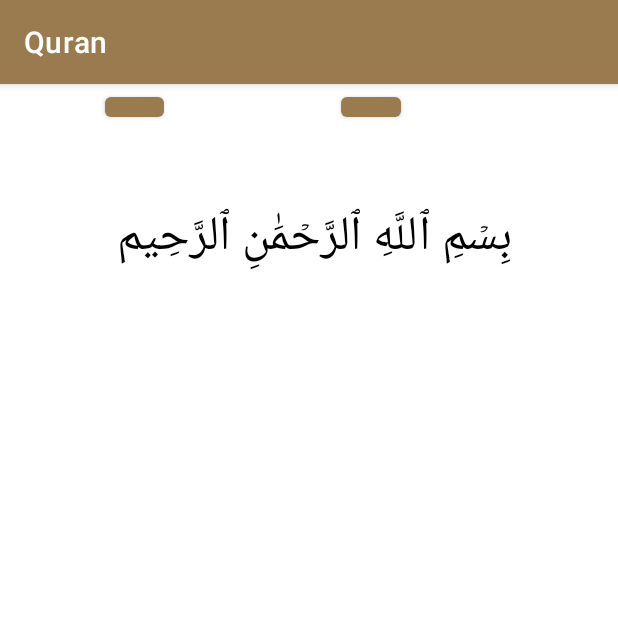
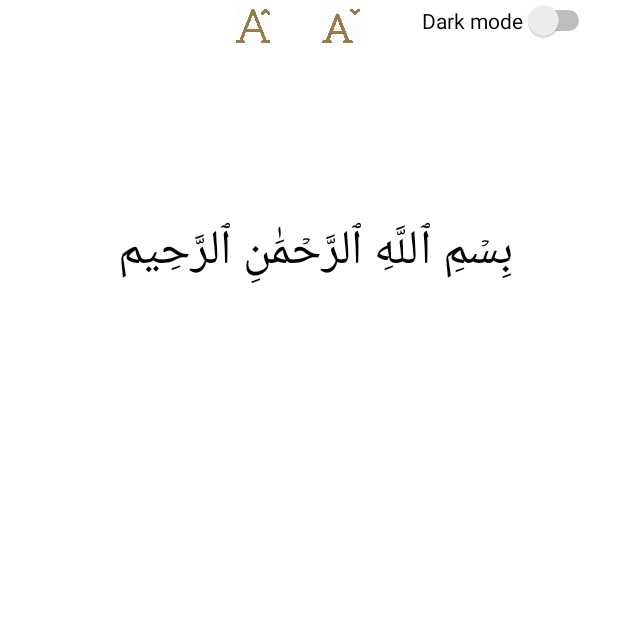
Before and after one commit to FerasMD/499, an Android app: the dis screen opened directly, with no data from a screen before it, on a phone screen of 412 x 824 dp, the top half of it. Run offline under Robolectric (Android 15) with nearby library versions, the light colour scheme and no system bars; 6 statements that could not run were skipped.

Commit message:
Updated the display page

```diff
--- a/Quran/app/src/main/java/kau/edu/quran/MainActivity.java
+++ b/Quran/app/src/main/java/kau/edu/quran/MainActivity.java
@@ -278,7 +278,7 @@ listView.setOnItemClickListener(new AdapterView.OnItemClickListener() {
                 Element eElement = (Element) node;
 
                 if (eElement.getElementsByTagName("sora_name_en").item(0).getTextContent().equalsIgnoreCase(names.get(i))) {
-sname=names.get(i);
+sname=(eElement.getElementsByTagName("sora_name_ar").item(0).getTextContent());
                     System.out.println( eElement.getElementsByTagName("aya_text").item(0).getTextContent());
                     ayas.add(eElement.getElementsByTagName("aya_text").item(0).getTextContent()+" ");
                   //  aya+=eElement.getElementsByTagName("aya_text").item(0).getTextContent()+" ";
--- a/Quran/app/src/main/java/kau/edu/quran/dis.java
+++ b/Quran/app/src/main/java/kau/edu/quran/dis.java
@@ -1,11 +1,13 @@
 package kau.edu.quran;
 
 import androidx.annotation.NonNull;
+import androidx.appcompat.app.ActionBar;
 import androidx.appcompat.app.AppCompatActivity;
 
 import android.annotation.SuppressLint;
 import android.content.Intent;
 import android.graphics.Color;
+import android.graphics.drawable.Drawable;
 import android.os.Bundle;
 import android.text.SpannableString;
 import android.text.Spanned;
@@ -15,6 +17,8 @@ import android.text.style.ClickableSpan;
 import android.util.TypedValue;
 import android.view.View;
 import android.widget.Button;
+import android.widget.CompoundButton;
+import android.widget.Switch;
 import android.widget.TextView;
 import android.widget.Toast;
 
@@ -26,8 +30,24 @@ public class dis extends AppCompatActivity {
     protected void onCreate(Bundle savedInstanceState) {
         super.onCreate(savedInstanceState);
         setContentView(R.layout.activity_dis);
+     //   ActionBar actionBar=(ActionBar)findViewById()
+        View view=(View)findViewById(R.id.myV);
+Drawable drawable=view.getBackground();
+        Switch aSwitch=(Switch) findViewById(R.id.switch1);
+        aSwitch.setOnCheckedChangeListener(new CompoundButton.OnCheckedChangeListener() {
+            @Override
+            public void onCheckedChanged(CompoundButton compoundButton, boolean b) {
+                if (b==true){
+                    view.setBackgroundColor(R.color.black);
+                }else{
+                    view.setBackground(drawable);
+                }
+            }
+        });
         ArrayList<String> aya= (ArrayList<String>) getIntent().getSerializableExtra("aya");
 String sname=getIntent().getStringExtra("sname");
+     ActionBar actionBar=   getSupportActionBar();
+     actionBar.hide();
         TextView textView1=(TextView)findViewById(R.id.textView6);
         textView1.setText(sname);
         String ve="";
--- a/Quran/app/src/main/res/layout/activity_dis.xml
+++ b/Quran/app/src/main/res/layout/activity_dis.xml
@@ -4,59 +4,69 @@
     xmlns:tools="http://schemas.android.com/tools"
     android:layout_width="match_parent"
     android:layout_height="match_parent"
-
+android:id="@+id/myV"
     tools:context=".dis">
 
     <TextView
         android:id="@+id/textView"
         android:layout_width="338dp"
-        android:layout_height="451dp"
-        android:layout_marginTop="76dp"
+        android:layout_height="541dp"
         android:scrollbars="vertical"
 
         android:textAlignment="center"
         android:textColor="@color/black"
         android:textSize="32sp"
+        app:layout_constraintBottom_toBottomOf="parent"
         app:layout_constraintEnd_toEndOf="parent"
-        app:layout_constraintHorizontal_bias="0.493"
         app:layout_constraintStart_toStartOf="parent"
         app:layout_constraintTop_toTopOf="parent" />
 
     <Button
         android:id="@+id/button"
-        android:layout_width="40dp"
+        android:layout_width="28dp"
         android:layout_height="25dp"
-        android:layout_marginStart="51dp"
-        android:layout_marginEnd="130dp"
-        android:layout_marginBottom="48dp"
+        android:layout_marginStart="8dp"
+        android:layout_marginEnd="156dp"
+        android:layout_marginBottom="14dp"
+        android:background="@drawable/de"
         android:text="-"
-        app:layout_constraintBottom_toTopOf="@+id/textView"
+        app:layout_constraintBottom_toTopOf="@+id/textView6"
         app:layout_constraintEnd_toEndOf="parent"
+        app:layout_constraintHorizontal_bias="0.628"
         app:layout_constraintStart_toEndOf="@+id/button2" />
 
     <Button
         android:id="@+id/button2"
-        android:layout_width="39dp"
+        android:layout_width="25dp"
         android:layout_height="25dp"
-        android:layout_marginStart="55dp"
-        android:layout_marginEnd="51dp"
-        android:layout_marginBottom="48dp"
-        android:text="+"
-        app:layout_constraintBottom_toTopOf="@+id/textView"
-        app:layout_constraintEnd_toStartOf="@+id/button"
+        android:layout_marginStart="156dp"
+        android:layout_marginBottom="14dp"
+        android:background="@drawable/in"
+        android:text=""
+        app:layout_constraintBottom_toTopOf="@+id/textView6"
         app:layout_constraintStart_toStartOf="parent" />
 
     <TextView
         android:id="@+id/textView6"
         android:layout_width="176dp"
         android:layout_height="51dp"
+        android:layout_marginTop="44dp"
         android:text="TextView"
         android:textAlignment="center"
+        android:textColor="@color/black"
         android:textSize="30sp"
-        app:layout_constraintBottom_toTopOf="@+id/textView"
+        android:textStyle="bold"
         app:layout_constraintEnd_toEndOf="parent"
-        app:layout_constraintHorizontal_bias="0.497"
         app:layout_constraintStart_toStartOf="parent"
-        app:layout_constraintTop_toTopOf="parent"
-        app:layout_constraintVertical_bias="1.0" />
+        app:layout_constraintTop_toTopOf="parent" />
+
+    <Switch
+        android:id="@+id/switch1"
+        android:layout_width="wrap_content"
+        android:layout_height="wrap_content"
+        android:layout_marginStart="40dp"
+        android:text="Dark mode"
+        app:layout_constraintStart_toEndOf="@+id/button"
+        tools:layout_editor_absoluteY="8dp"
+        tools:ignore="MissingConstraints" />
 </androidx.constraintlayout.widget.ConstraintLayout>
```
Also changed, not shown: Quran/app/src/main/res/drawable/de.png (added), Quran/app/src/main/res/drawable/in.png (added).
